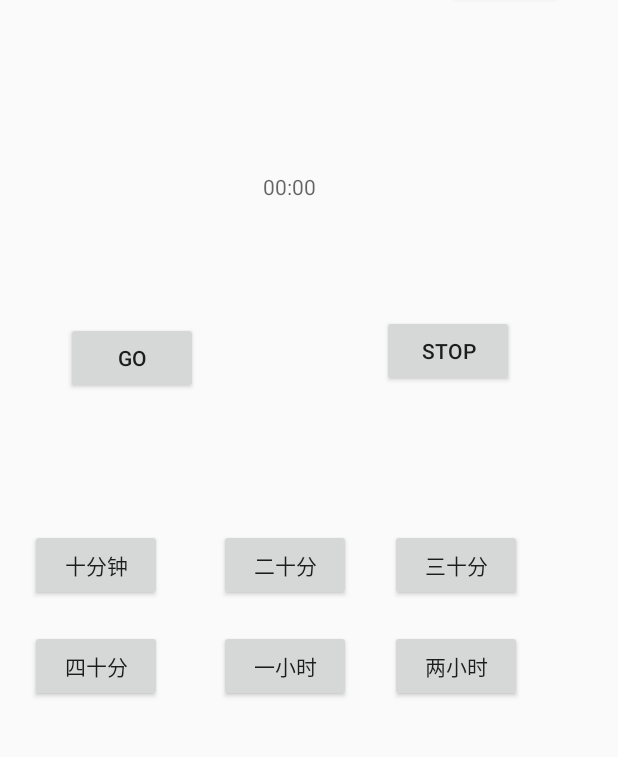
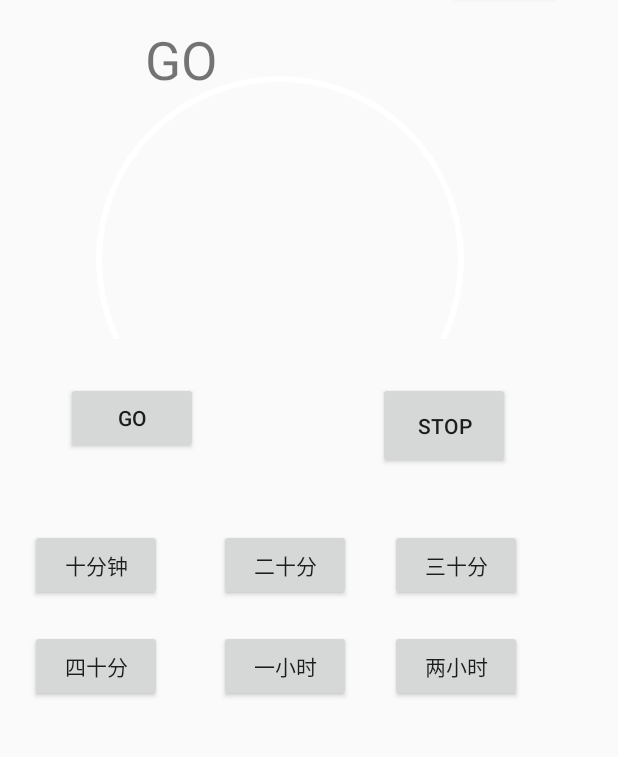
Before and after one commit to qingfeng777/mingPomodoro, an Android app: the screen it shows after launch (MainActivity), on a phone screen of 412 x 824 dp, the part 126-883 px from its top. Run offline under Robolectric (Android 15) with nearby library versions, the phone set to English and light mode, and no system bars.

Commit message:
基本功能完成，待优化。

```diff
--- a/app/src/main/java/com/mingbai/mingpomodoro/MainActivity.java
+++ b/app/src/main/java/com/mingbai/mingpomodoro/MainActivity.java
@@ -1,24 +1,35 @@
 package com.mingbai.mingpomodoro;
 
-import android.icu.text.SimpleDateFormat;
 import android.os.Bundle;
 import android.support.v7.app.AppCompatActivity;
+import android.view.KeyEvent;
 import android.view.View;
 import android.widget.Button;
 import android.widget.TextView;
 
-import com.mingbbai.javautil.AlarmManagerUtil;
-
-import java.util.Date;
+import com.mingbbai.javautil.CircleProgressBar;
+import com.mingbbai.javautil.ClockSetter;
+import com.mingbbai.javautil.TimeCountter;
 
 public class MainActivity extends AppCompatActivity implements View.OnClickListener{
 
-    private TextView remainTime;
+    private TextView remainTime,txtView;
     private Button tenBtn,twentyBtn,thrityBtn,fortyBtn,oneHourBtn,twoHourBtn;
     private Button setBtn,resetBtn;
     private Button startBtn,stopBtn;
-    private int ringType;
     private String nowTime;
+    public CircleProgressBar progressBar;
+    private TimeCountter timeCountter;
+    //让其他activity可调用此处方法。
+    private static MainActivity mainActivity;
+
+    public MainActivity(){
+        mainActivity=this;
+    }
+
+    public static MainActivity getMainActivity(){
+        return mainActivity;
+    }
 
     @Override
     protected void onCreate(Bundle savedInstanceState) {
@@ -27,7 +38,8 @@ public class MainActivity extends AppCompatActivity implements View.OnClickListe
         //http://blog.csdn.net/zl18603543572/article/details/51250216
         //http://blog.csdn.net/liujiaoruiit/article/details/48517167
 
-        remainTime=(TextView) findViewById(R.id.textView);
+       // remainTime=(TextView) findViewById(R.id.textView);
+        txtView=(TextView)findViewById(R.id.txtView);
         startBtn=(Button)findViewById(R.id.startButton);
         startBtn.setOnClickListener(this);
         stopBtn=(Button)findViewById(R.id.stopButton);
@@ -47,37 +59,43 @@ public class MainActivity extends AppCompatActivity implements View.OnClickListe
         oneHourBtn.setOnClickListener(this);
         twoHourBtn=(Button)findViewById(R.id.twoHourButton);
         twoHourBtn.setOnClickListener(this);
+        progressBar=(CircleProgressBar)findViewById(R.id.circleProgressbar);
+        progressBar.setMaxProgress(60);
+        progressBar.setOnClickListener(this);
     }
 
     @Override
-    public void OnClick(View view){
+    public void onClick(View view){
         switch (view.getId()){
+            case R.id.circleProgressbar:
+                setPomodoro();
+                break;
             case R.id.startButton:
-
+                setPomodoro();
                 break;
             case R.id.stopButton:
-
+                timeCountter.cancel();
                 break;
             case R.id.resetTimeBtn:
 
                 break;
             case R.id.tenButton:
-
+                tenBtn.setText(ClockSetter.getTotalTimeSet(this,10,1));
                 break;
             case R.id.twentyButton:
-
+                twentyBtn.setText(ClockSetter.getTotalTimeSet(this,20,2));
                 break;
             case R.id.thirtyButton:
-
+                thrityBtn.setText(ClockSetter.getTotalTimeSet(this,30,3));
                 break;
             case R.id.fortyButton:
-
+                fortyBtn.setText(ClockSetter.getTotalTimeSet(this,40,4));
                 break;
             case R.id.oneHourButton:
-
+                oneHourBtn.setText(ClockSetter.getTotalTimeSet(this,60,5));
                 break;
             case R.id.twoHourButton:
-
+                twoHourBtn.setText(ClockSetter.getTotalTimeSet(this,120,6));
                 break;
             default:
 
@@ -85,15 +103,31 @@ public class MainActivity extends AppCompatActivity implements View.OnClickListe
         }
     }
 
-    SimpleDateFormat format = new SimpleDateFormat("HH:mm");
-    String[] times;
-    //根据推迟时间返回目标时间对应的时间点的hh:mm数组.并设置闹钟
-    public String[] getTotalTimeSet(int delayTime){
-        nowTime=format.format(new Date());
-        //给时间做个加法。
-        times= nowTime.split(":");
-        AlarmManagerUtil.setAlarm(this,);
+    //判断番茄的状态
+    private boolean circleTag=true;
+    public void setPomodoro(){
+        //http://blog.csdn.net/fu222cs98/article/details/21053491
+        //25*60*100 or 5
+        //这里25开始下，工具类里边结束处进行控制。
+        //这几个可以设置的东西，后边可以考虑换成一个静态参数类。
+        if(circleTag) {
+            timeCountter = new TimeCountter(25 * 60 * 1000, 1000,this, progressBar, txtView);
+            circleTag=false;
+        }else {
+            timeCountter = new TimeCountter(5 * 60 * 1000, 1000,this, progressBar, txtView);
+            circleTag=true;
+        }
+        timeCountter.start();
+    }
 
+    //返回键进入后台
+    @Override
+    public boolean onKeyDown(int keyCode, KeyEvent event){
+        if (keyCode==KeyEvent.KEYCODE_BACK){
+            moveTaskToBack(false);
+            return true;
+        }
+        return super.onKeyDown(keyCode,event);
+    }
 
-    }
 }
--- /dev/null
+++ b/app/src/main/java/com/mingbbai/javautil/CircleProgressBar.java
@@ -0,0 +1,83 @@
+package com.mingbbai.javautil;
+
+import android.content.Context;
+import android.graphics.Canvas;
+import android.graphics.Color;
+import android.graphics.Paint;
+import android.graphics.RectF;
+import android.util.AttributeSet;
+import android.view.View;
+
+public class CircleProgressBar extends View {
+	private int maxProgress = 10;//������
+	private int progress = 0;//��ǰ����
+	private int progressStrokeWidth = 6;//�߿�
+	// ��Բ���ڵľ�������
+	RectF oval;
+	Paint paint;
+
+	public CircleProgressBar(Context context) {
+		super(context);
+		// TODO �Զ����ɵĹ��캯�����
+	}
+
+	public CircleProgressBar(Context context, AttributeSet attrs) {
+		super(context, attrs);
+		// TODO �Զ����ɵĹ��캯�����
+		oval = new RectF();
+		paint = new Paint();
+	}
+
+	public CircleProgressBar(Context context, AttributeSet attrs, int defStyle) {
+		super(context, attrs, defStyle);
+		// TODO �Զ����ɵĹ��캯�����
+	}
+
+	@Override
+	protected void onDraw(Canvas canvas) {
+		super.onDraw(canvas);
+
+		/**
+		 * �������Ĵ�Բ��
+		 */
+		int centre = getWidth()/2; //��ȡԲ�ĵ�x����
+		int radius = (int) (centre - progressStrokeWidth/2); //Բ���İ뾶
+		paint.setColor(Color.WHITE);//(roundColor); //����Բ������ɫ
+		paint.setStyle(Paint.Style.STROKE); //���ÿ���
+		paint.setStrokeWidth(progressStrokeWidth); //����Բ���Ŀ��
+		paint.setAntiAlias(true);  //�������
+		canvas.drawCircle(centre, centre, radius, paint); //����Բ��
+
+		/**
+		 * ��Բ�� ����Բ���Ľ���
+		 */
+
+		//���ý�����ʵ�Ļ��ǿ���
+		paint.setStrokeWidth(progressStrokeWidth); //����Բ���Ŀ��
+		paint.setColor(Color.rgb(0x57, 0x87, 0xb6));  //���ý��ȵ���ɫ
+		RectF oval = new RectF(centre - radius, centre - radius, centre
+				+ radius, centre + radius);  //���ڶ����Բ������״�ʹ�С�Ľ���
+
+			paint.setStyle(Paint.Style.STROKE);
+			canvas.drawArc(oval, -90, 360 * progress / maxProgress, false, paint);  //���ݽ��Ȼ�Բ��  ���ư�ɫԲȦ��������������
+	}
+
+	public int getMaxProgress(){
+		return maxProgress;
+	}
+
+	public void setMaxProgress(int maxProgress){
+		this.maxProgress = maxProgress;
+	}
+
+	public void setProgress(int progress){
+		this.progress = progress;
+		this.invalidate();
+	}
+
+	public void setProgressNotInUiThread(int progress){
+		this.progress = progress;
+		this.postInvalidate();
+	}
+
+}
--- a/app/src/main/res/layout/activity_main.xml
+++ b/app/src/main/res/layout/activity_main.xml
@@ -5,7 +5,7 @@
     android:layout_height="match_parent"
     tools:context="com.mingbai.mingpomodoro.MainActivity">
 
-
+<!--
     <TextView
         android:id="@+id/textView"
         android:layout_width="140dp"
@@ -17,7 +17,26 @@
         android:ems="10"
         android:inputType="time"
         tools:layout_editor_absoluteX="131dp"
-        tools:layout_editor_absoluteY="154dp" />
+        tools:layout_editor_absoluteY="154dp" />-->
+
+    <TextView android:id="@+id/txtView"
+        android:layout_width="125dp"
+        android:layout_height="68dp"
+        android:text="GO"
+        android:layout_centerInParent="true"
+        android:gravity="center"
+        android:clickable="true"
+        android:textSize="35sp"
+        android:layout_y="34dp"
+        android:layout_x="58dp" />
+
+    <com.mingbbai.javautil.CircleProgressBar
+        android:id="@+id/circleProgressbar"
+        android:layout_width="246dp"
+        android:layout_height="175dp"
+        android:layout_centerInParent="true"
+        android:layout_x="64dp"
+        android:layout_y="79dp" />
 
     <Button
         android:id="@+id/fortyButton"
@@ -104,15 +123,15 @@
         android:layout_width="wrap_content"
         android:layout_height="wrap_content"
         android:layout_x="44dp"
-        android:layout_y="243dp"
+        android:layout_y="283dp"
         android:text="GO" />
 
     <Button
         android:id="@+id/stopButton"
         android:layout_width="wrap_content"
-        android:layout_height="wrap_content"
-        android:layout_x="255dp"
-        android:layout_y="238dp"
+        android:layout_height="58dp"
+        android:layout_x="252dp"
+        android:layout_y="283dp"
         android:text="STOP" />
 
 
```
Also changed, not shown: app/src/main/java/com/mingbbai/javautil/ClockSetter.java (added, +33 -0 lines), app/src/main/java/com/mingbbai/javautil/Singer.java (added, +25 -0 lines), app/src/main/java/com/mingbbai/javautil/TimeCountter.java (added, +48 -0 lines), 3 other files.
